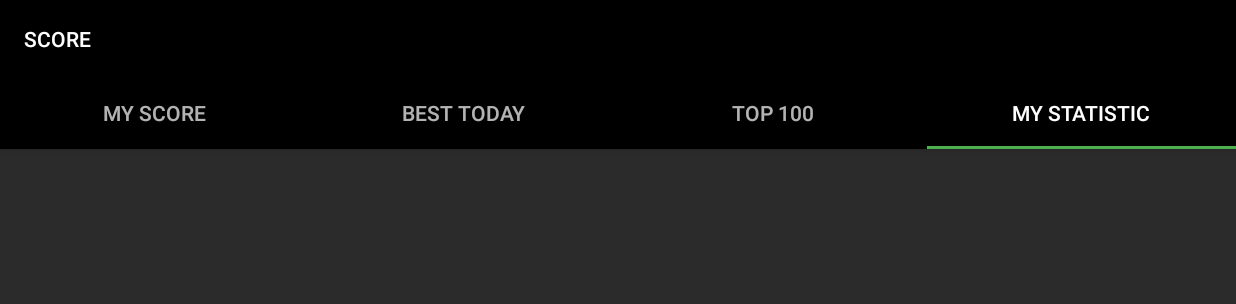
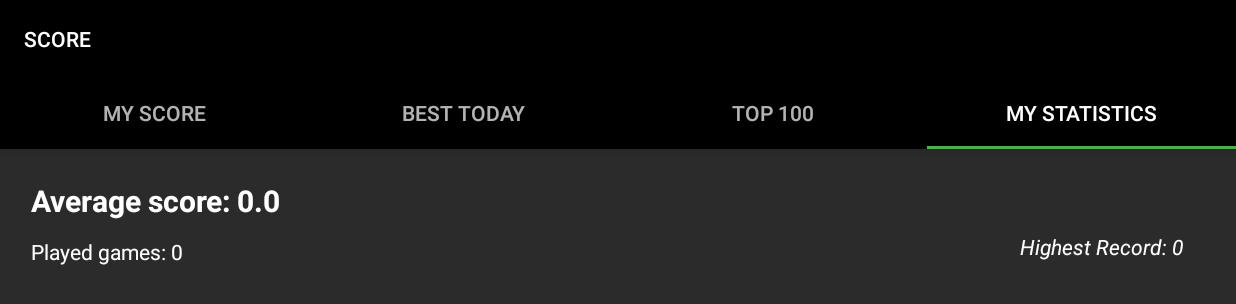
Before and after one commit to hajeklu/FIMSnake, an Android app: the PlaceholderFragment screen opened directly, with no data from a screen before it, tab 4 chosen, on a phone screen of 824 x 412 dp (held sideways). Shown: the top 304 px of the screen. Run offline under Robolectric (Android 15) with nearby library versions, the phone set to English and light mode, and no system bars.

Commit message:
Score activity improvement.

```diff
--- a/app/src/main/java/cz/uhk/fimsnake/activity/TapScore.java
+++ b/app/src/main/java/cz/uhk/fimsnake/activity/TapScore.java
@@ -4,14 +4,9 @@ import android.os.Bundle;
 import android.support.design.widget.TabLayout;
 import android.support.v4.view.ViewPager;
 import android.support.v7.app.AppCompatActivity;
-import android.support.v7.widget.LinearLayoutManager;
-import android.support.v7.widget.RecyclerView;
 
 import cz.uhk.fimsnake.R;
-import cz.uhk.fimsnake.activity.ui.main.RecyclerViewAdapter;
 import cz.uhk.fimsnake.activity.ui.main.SectionsPagerAdapter;
-import cz.uhk.fimsnake.dbs.Cache;
-import cz.uhk.fimsnake.dbs.MemoryCache;
 
 public class TapScore extends AppCompatActivity {
 
--- a/app/src/main/java/cz/uhk/fimsnake/activity/ui/main/PlaceholderFragment.java
+++ b/app/src/main/java/cz/uhk/fimsnake/activity/ui/main/PlaceholderFragment.java
@@ -8,18 +8,17 @@ import android.view.View;
 import android.view.ViewGroup;
 import android.support.annotation.NonNull;
 import android.support.v4.app.Fragment;
-import android.arch.lifecycle.ViewModelProviders;
 
 import cz.uhk.fimsnake.R;
-import cz.uhk.fimsnake.dbs.Cache;
-import cz.uhk.fimsnake.dbs.MemoryCache;
+import cz.uhk.fimsnake.dao.Cache;
+import cz.uhk.fimsnake.dao.CacheFactory;
 
 
 public class PlaceholderFragment extends Fragment {
 
     private static final String ARG_SECTION_NUMBER = "section_number";
 
-    private PageViewModel pageViewModel;
+    private RecyclerViewAdapter recyclerViewAdapter;
 
     public static PlaceholderFragment newInstance(int index) {
         PlaceholderFragment fragment = new PlaceholderFragment();
@@ -32,25 +31,23 @@ public class PlaceholderFragment extends Fragment {
     @Override
     public void onCreate(Bundle savedInstanceState) {
         super.onCreate(savedInstanceState);
-        pageViewModel = ViewModelProviders.of(this).get(PageViewModel.class);
         int index = 1;
         if (getArguments() != null) {
             index = getArguments().getInt(ARG_SECTION_NUMBER);
         }
-        pageViewModel.setIndex(index);
+        Cache cache = CacheFactory.getInstance();
+        recyclerViewAdapter = new RecyclerViewAdapter(getContext());
+        recyclerViewAdapter.setIndex(index);
     }
 
     @Override
     public View onCreateView(
             @NonNull LayoutInflater inflater, ViewGroup container,
             Bundle savedInstanceState) {
+
         View root = inflater.inflate(R.layout.fragment_tap_score, container, false);
+        RecyclerView recyclerView = root.findViewById(R.id.my_recycler_view1);
 
-
-        RecyclerView recyclerView = root.findViewById(R.id.my_recycler_view1);
-        System.out.println(recyclerView);
-        Cache cache = MemoryCache.getInstance();
-        RecyclerViewAdapter recyclerViewAdapter = new RecyclerViewAdapter(getContext(), cache.getAllScore());
         recyclerView.setAdapter(recyclerViewAdapter);
         recyclerView.setLayoutManager(new LinearLayoutManager(getContext()));
         return root;
--- a/app/src/main/java/cz/uhk/fimsnake/activity/ui/main/RecyclerViewAdapter.java
+++ b/app/src/main/java/cz/uhk/fimsnake/activity/ui/main/RecyclerViewAdapter.java
@@ -10,22 +10,32 @@ import android.view.ViewGroup;
 import android.widget.LinearLayout;
 import android.widget.TextView;
 
+import java.text.SimpleDateFormat;
 import java.util.ArrayList;
 import java.util.Date;
 import java.util.List;
 
 import cz.uhk.fimsnake.R;
+import cz.uhk.fimsnake.dao.Cache;
+import cz.uhk.fimsnake.dao.CacheFactory;
 import cz.uhk.fimsnake.model.user.Score;
+import cz.uhk.fimsnake.model.user.User;
 
 public class RecyclerViewAdapter extends RecyclerView.Adapter<RecyclerViewAdapter.ViewHolder> {
 
     private static final String TAG = "RecyclerViewAdapter";
     private Context context;
-    private List<Score> scores = new ArrayList<>();
+    private List<Score> scores;
+    private List<Score> scoresCurrentUser;
+    private int index = 0;
+    private SimpleDateFormat simpleDateFormat = new SimpleDateFormat("HH:mm dd.MM.yyyy");
+    private Cache cache;
 
-    public RecyclerViewAdapter(Context context, List<Score> scores) {
+    public RecyclerViewAdapter(Context context) {
+        cache = CacheFactory.getInstance();
         this.context = context;
-        this.scores = scores;
+        this.scores = cache.getAllScore();
+        this.scoresCurrentUser = cache.getCurrentUserScore();
     }
 
     @NonNull
@@ -40,15 +50,67 @@ public class RecyclerViewAdapter extends RecyclerView.Adapter<RecyclerViewAdapte
     public void onBindViewHolder(@NonNull ViewHolder viewHolder, int i) {
         Log.d(TAG, "onBindViewHolder: called.");
 
-        viewHolder.date.setText(scores.get(i).getDate().toString());
-        viewHolder.alias.setText(scores.get(i).getUserAlias());
-        viewHolder.score.setText(scores.get(i).getScore()+"");
-
+        switch (index) {
+            case 1:
+                /*
+                 * My score
+                 */
+                viewHolder.date.setText(simpleDateFormat.format(scoresCurrentUser.get(i).getDate()));
+                viewHolder.alias.setText(cache.getUser().getAlias());
+                viewHolder.score.setText(scoresCurrentUser.get(i).getScore() + "");
+                break;
+            case 2:
+                /*
+                 * Best today
+                 */
+                viewHolder.date.setText("2");
+                viewHolder.alias.setText("2");
+                viewHolder.score.setText("2");
+                break;
+            case 3:
+                /*
+                 * TOP 100
+                 */
+                viewHolder.date.setText(simpleDateFormat.format(scores.get(i).getDate()));
+                viewHolder.alias.setText(scores.get(i).getUserAlias());
+                viewHolder.score.setText(scores.get(i).getScore() + "");
+                break;
+            case 4:
+                /*
+                 * My statistics
+                 */
+                viewHolder.date.setText("Played games: " + cache.getScoreCount());
+                viewHolder.alias.setText("Highest Record: " + cache.getBigestScoreCurrentUser());
+                viewHolder.score.setText("Average score: " + cache.getAverageScoreCurrentUser());
+                break;
+        }
     }
 
     @Override
     public int getItemCount() {
-        return scores.size();
+        switch (index) {
+            case 1:
+                /*
+                 * My score
+                 */
+                return scoresCurrentUser.size();
+            case 2:
+                /*
+                 * Best today
+                 */
+                return 2;
+            case 3:
+                /*
+                 * TOP 100
+                 */
+                return scores.size();
+            case 4:
+                /*
+                 * My statistics
+                 */
+                return 1;
+        }
+        return 0;
     }
 
     public class ViewHolder extends RecyclerView.ViewHolder {
@@ -65,4 +127,12 @@ public class RecyclerViewAdapter extends RecyclerView.Adapter<RecyclerViewAdapte
             date = itemView.findViewById(R.id.score_item_time);
         }
     }
+
+    public int getIndex() {
+        return index;
+    }
+
+    public void setIndex(int index) {
+        this.index = index;
+    }
 }
--- /dev/null
+++ b/app/src/main/java/cz/uhk/fimsnake/dao/Cache.java
@@ -0,0 +1,33 @@
+package cz.uhk.fimsnake.dao;
+
+import android.content.Context;
+
+import java.util.List;
+
+import cz.uhk.fimsnake.model.user.Score;
+import cz.uhk.fimsnake.model.user.User;
+
+public interface Cache {
+
+    List<Score> getAllScore();
+
+    void resetAllScore(List<Score> score);
+
+    void add(Score score);
+
+    List<Score> getCurrentUserScore();
+
+    void addToCurrentUserScore(Score score);
+
+    void clear();
+
+    double getAverageScoreCurrentUser();
+
+    int getScoreCount();
+
+    int getBigestScoreCurrentUser();
+
+    User getUser();
+
+    void setUser(User user, Context context);
+}
--- /dev/null
+++ b/app/src/main/java/cz/uhk/fimsnake/dao/CacheFactory.java
@@ -0,0 +1,16 @@
+package cz.uhk.fimsnake.dao;
+
+import cz.uhk.fimsnake.dao.Cache;
+import cz.uhk.fimsnake.dao.MemoryCache;
+
+public class CacheFactory {
+
+    private static MemoryCache memoryCache;
+
+    public static Cache getInstance(){
+        if (memoryCache == null) {
+            memoryCache = new MemoryCache();
+        }
+        return memoryCache;
+    }
+}
--- a/app/src/main/java/cz/uhk/fimsnake/dbs/IDAO.java
+++ b/app/src/main/java/cz/uhk/fimsnake/dao/IDAO.java
@@ -1,20 +1,16 @@
-package cz.uhk.fimsnake.dbs;
+package cz.uhk.fimsnake.dao;
 
 import com.google.android.gms.tasks.OnCompleteListener;
 
-import java.util.List;
-
-import cz.uhk.fimsnake.model.user.Players;
-import cz.uhk.fimsnake.model.user.Score;
 import cz.uhk.fimsnake.model.user.User;
 
 public interface IDAO {
 
     boolean addScoreToPlayer(int value);
 
-    void getData(OnCompleteListener listener);
+    void setUserScore(Cache cache);
 
-    void setUser();
+    void setUser(Cache cache);
 
     void addUser(User user);
 
--- a/app/src/main/java/cz/uhk/fimsnake/dbs/Cache.java
+++ /dev/null
@@ -1,16 +0,0 @@
-package cz.uhk.fimsnake.dbs;
-
-import java.util.List;
-
-import cz.uhk.fimsnake.model.user.Score;
-
-public interface Cache {
-
-    List<Score> getAllScore();
-
-    void resetAllScore(List<Score> score);
-
-    void add(Score score);
-
-    void clear();
-}
--- a/app/src/main/java/cz/uhk/fimsnake/dbs/MemoryCache.java
+++ /dev/null
@@ -1,46 +0,0 @@
-package cz.uhk.fimsnake.dbs;
-
-import android.util.Log;
-
-import java.util.ArrayList;
-import java.util.List;
-
-import cz.uhk.fimsnake.model.user.Score;
-
-public class MemoryCache implements Cache {
-
-    private List<Score> scores = new ArrayList<>();
-    private static MemoryCache memoryCache;
-
-    private MemoryCache() {
-    }
-
-    public static MemoryCache getInstance() {
-        if (memoryCache == null) {
-            memoryCache = new MemoryCache();
-        }
-        return memoryCache;
-    }
-
-    @Override
-    public List<Score> getAllScore() {
-        return scores;
-    }
-
-    @Override
-    public void resetAllScore(List<Score> score) {
-        this.scores = score;
-    }
-
-    @Override
-    public void add(Score score) {
-        scores.add(score);
-        Log.d("CACHE", "Added to cache size: " + scores.size());
-    }
-
-    @Override
-    public void clear() {
-        Log.d("CACHE", "Cache clear");
-        scores.clear();
-    }
-}
--- a/app/src/main/java/cz/uhk/fimsnake/model/GameCanvas.java
+++ b/app/src/main/java/cz/uhk/fimsnake/model/GameCanvas.java
@@ -5,14 +5,11 @@ import android.graphics.Color;
 import android.graphics.Paint;
 import android.graphics.Typeface;
 
-import java.util.Date;
 import java.util.Random;
 
-import cz.uhk.fimsnake.dbs.IDAO;
+import cz.uhk.fimsnake.dao.IDAO;
 import cz.uhk.fimsnake.model.tiles.BonusTile;
 import cz.uhk.fimsnake.model.tiles.Tile;
-import cz.uhk.fimsnake.model.user.Players;
-import cz.uhk.fimsnake.model.user.Score;
 import cz.uhk.fimsnake.view.GameView;
 
 public class GameCanvas {
--- a/app/src/main/java/cz/uhk/fimsnake/view/GameView.java
+++ b/app/src/main/java/cz/uhk/fimsnake/view/GameView.java
@@ -10,8 +10,8 @@ import android.view.View;
 import java.util.Timer;
 
 import cz.uhk.fimsnake.R;
-import cz.uhk.fimsnake.dbs.FireBase;
-import cz.uhk.fimsnake.dbs.IDAO;
+import cz.uhk.fimsnake.dao.FireBase;
+import cz.uhk.fimsnake.dao.IDAO;
 import cz.uhk.fimsnake.model.GameCanvas;
 
 public class GameView extends View {
--- a/app/src/main/res/layout/fragment_tap_score.xml
+++ b/app/src/main/res/layout/fragment_tap_score.xml
@@ -7,21 +7,6 @@
     android:layout_height="match_parent"
     tools:context=".activity.ui.main.PlaceholderFragment"
     >
-<!--
-    <TextView
-        android:id="@+id/section_label"
-        android:layout_width="wrap_content"
-        android:layout_height="wrap_content"
-        android:layout_marginStart="@dimen/activity_horizontal_margin"
-        android:layout_marginTop="@dimen/activity_vertical_margin"
-        android:layout_marginEnd="@dimen/activity_horizontal_margin"
-        android:layout_marginBottom="@dimen/activity_vertical_margin"
-        app:layout_constraintLeft_toLeftOf="parent"
-        app:layout_constraintTop_toTopOf="@+id/constraintLayout"
-        tools:layout_constraintLeft_creator="1"
-        tools:layout_constraintTop_creator="1" />
--->
-
     <android.support.v7.widget.RecyclerView
         android:id="@+id/my_recycler_view1"
         android:scrollbars="vertical"
--- a/app/src/main/res/values/strings.xml
+++ b/app/src/main/res/values/strings.xml
@@ -106,7 +106,7 @@
     <string name="tab_text_1_myScore">My score</string>
     <string name="tab_text_2_dayBest">Best today</string>
     <string name="tab_text_3_first100">TOP 100</string>
-    <string name="tab_text_4_myStatistic">My Statistic</string>
+    <string name="tab_text_4_myStatistic">My Statistics</string>
 
 
 
```
Also changed, not shown: app/src/main/java/cz/uhk/fimsnake/activity/ScoreActivity.java (+1 -7 lines), app/src/main/java/cz/uhk/fimsnake/activity/SplashActivity.java (+6 -13 lines), app/src/main/java/cz/uhk/fimsnake/dao/FireBase.java (renamed from app/src/main/java/cz/uhk/fimsnake/dbs/FireBase.java, +18 -7 lines), app/src/main/java/cz/uhk/fimsnake/dao/MemoryCache.java (added, +95 -0 lines), app/src/main/java/cz/uhk/fimsnake/model/user/Score.java (+6 -1 lines), app/src/main/java/cz/uhk/fimsnake/model/user/User.java (+0 -20 lines), app/src/main/java/cz/uhk/fimsnake/dao/DatabaseHelper.java (renamed from app/src/main/java/cz/uhk/fimsnake/dbs/DatabaseHelper.java).
